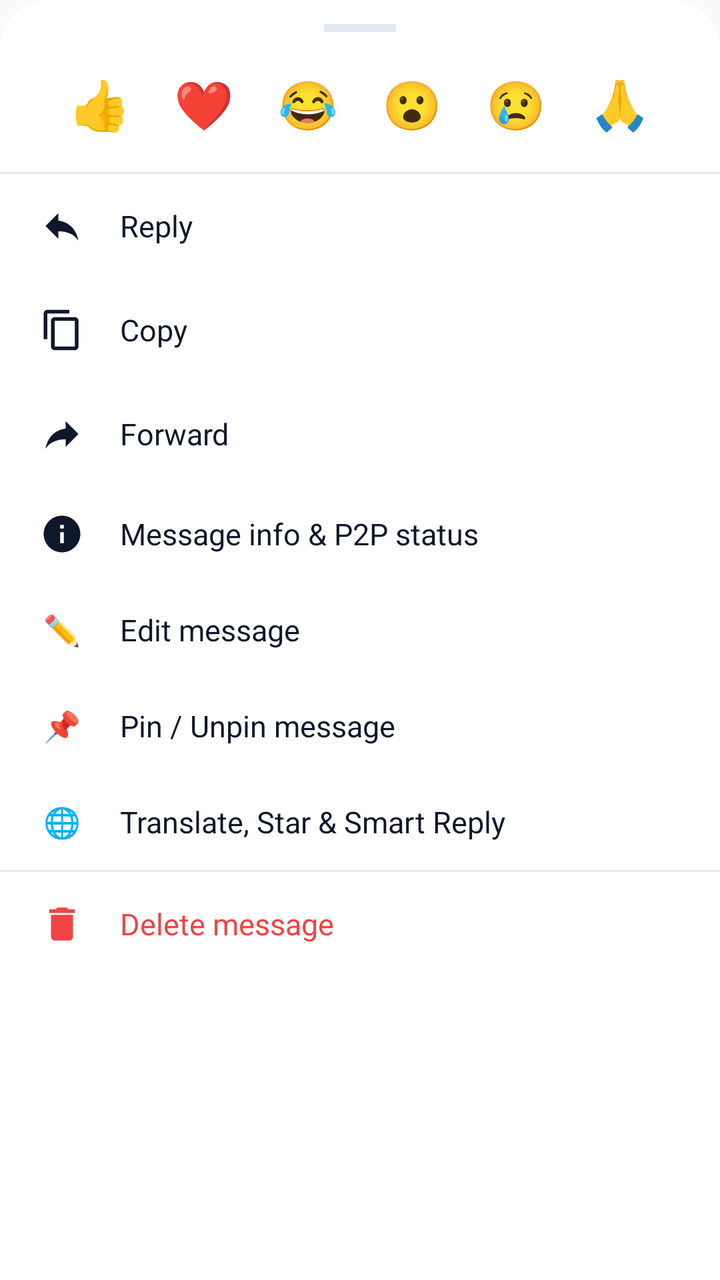
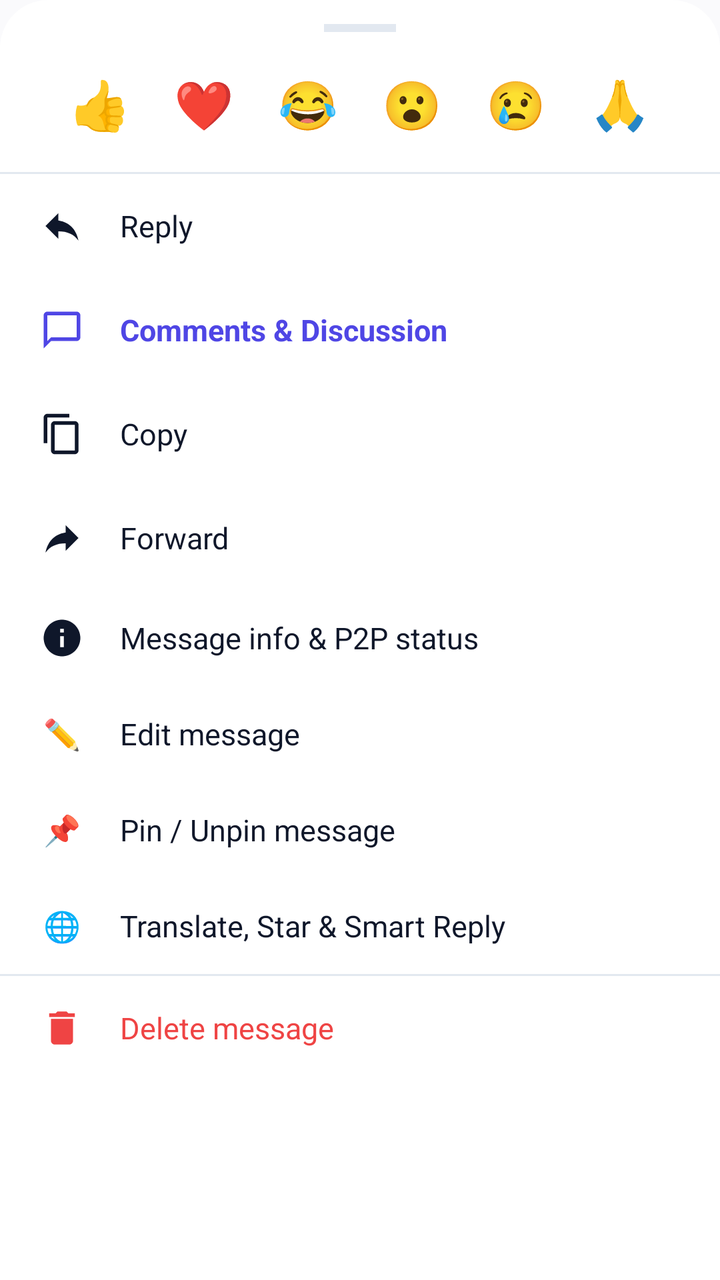

The first picture is an Android layout as it rendered before a commit; the second is the same layout after the commit. The layout source and the unified diff follow.
<!-- AndroidManifest.xml: application theme Theme.VEIL -->
<!-- res/layout/bottom_sheet_message_actions.xml -->
<?xml version="1.0" encoding="utf-8"?>
<LinearLayout xmlns:android="http://schemas.android.com/apk/res/android"
    xmlns:app="http://schemas.android.com/apk/res-auto"
    android:layout_width="match_parent"
    android:layout_height="wrap_content"
    android:orientation="vertical"
    android:background="@drawable/bottom_sheet_background"
    android:paddingTop="12dp"
    android:paddingBottom="24dp">

    
    <View
        android:layout_width="36dp"
        android:layout_height="4dp"
        android:background="@color/colorOutline"
        android:layout_gravity="center_horizontal"
        android:layout_marginBottom="14dp" />

    
    <LinearLayout
        android:id="@+id/reactionsStrip"
        android:layout_width="match_parent"
        android:layout_height="wrap_content"
        android:orientation="horizontal"
        android:gravity="center"
        android:paddingStart="16dp"
        android:paddingEnd="16dp"
        android:paddingBottom="12dp">

        <TextView
            android:id="@+id/reactionThumbsUp"
            android:layout_width="44dp"
            android:layout_height="44dp"
            android:gravity="center"
            android:text="👍"
            android:textSize="24sp"
            android:background="?attr/selectableItemBackgroundBorderless" />

        <TextView
            android:id="@+id/reactionHeart"
            android:layout_width="44dp"
            android:layout_height="44dp"
            android:gravity="center"
            android:text="❤️"
            android:textSize="24sp"
            android:layout_marginStart="8dp"
            android:background="?attr/selectableItemBackgroundBorderless" />

        <TextView
            android:id="@+id/reactionLaugh"
            android:layout_width="44dp"
            android:layout_height="44dp"
            android:gravity="center"
            android:text="😂"
            android:textSize="24sp"
            android:layout_marginStart="8dp"
            android:background="?attr/selectableItemBackgroundBorderless" />

        <TextView
            android:id="@+id/reactionWow"
            android:layout_width="44dp"
            android:layout_height="44dp"
            android:gravity="center"
            android:text="😮"
            android:textSize="24sp"
            android:layout_marginStart="8dp"
            android:background="?attr/selectableItemBackgroundBorderless" />

        <TextView
            android:id="@+id/reactionSad"
            android:layout_width="44dp"
            android:layout_height="44dp"
            android:gravity="center"
            android:text="😢"
            android:textSize="24sp"
            android:layout_marginStart="8dp"
            android:background="?attr/selectableItemBackgroundBorderless" />

        <TextView
            android:id="@+id/reactionPray"
            android:layout_width="44dp"
            android:layout_height="44dp"
            android:gravity="center"
            android:text="🙏"
            android:textSize="24sp"
            android:layout_marginStart="8dp"
            android:background="?attr/selectableItemBackgroundBorderless" />

    </LinearLayout>

    <View
        android:layout_width="match_parent"
        android:layout_height="1dp"
        android:background="@color/colorOutline" />

    
    <LinearLayout
        android:id="@+id/actionReply"
        android:layout_width="match_parent"
        android:layout_height="52dp"
        android:orientation="horizontal"
        android:gravity="center_vertical"
        android:paddingStart="20dp"
        android:paddingEnd="20dp"
        android:background="?attr/selectableItemBackground"
        android:clickable="true"
        android:focusable="true">

        <ImageView
            android:layout_width="22dp"
            android:layout_height="22dp"
            android:src="@drawable/ic_reply"
            app:tint="@color/textPrimary" />

        <TextView
            android:layout_width="wrap_content"
            android:layout_height="wrap_content"
            android:layout_marginStart="18dp"
            android:text="Reply"
            android:textColor="@color/textPrimary"
            android:textSize="15sp" />

    </LinearLayout>

    
    <LinearLayout
        android:id="@+id/actionCopy"
        android:layout_width="match_parent"
        android:layout_height="52dp"
        android:orientation="horizontal"
        android:gravity="center_vertical"
        android:paddingStart="20dp"
        android:paddingEnd="20dp"
        android:background="?attr/selectableItemBackground"
        android:clickable="true"
        android:focusable="true">

        <ImageView
            android:layout_width="22dp"
            android:layout_height="22dp"
            android:src="@drawable/ic_copy"
            app:tint="@color/textPrimary" />

        <TextView
            android:layout_width="wrap_content"
            android:layout_height="wrap_content"
            android:layout_marginStart="18dp"
            android:text="Copy"
            android:textColor="@color/textPrimary"
            android:textSize="15sp" />

    </LinearLayout>

    
    <LinearLayout
        android:id="@+id/actionForward"
        android:layout_width="match_parent"
        android:layout_height="52dp"
        android:orientation="horizontal"
        android:gravity="center_vertical"
        android:paddingStart="20dp"
        android:paddingEnd="20dp"
        android:background="?attr/selectableItemBackground"
        android:clickable="true"
        android:focusable="true">

        <ImageView
            android:layout_width="22dp"
            android:layout_height="22dp"
            android:src="@drawable/ic_forward"
            app:tint="@color/textPrimary" />

        <TextView
            android:layout_width="wrap_content"
            android:layout_height="wrap_content"
            android:layout_marginStart="18dp"
            android:text="Forward"
            android:textColor="@color/textPrimary"
            android:textSize="15sp" />

    </LinearLayout>

    
    <LinearLayout
        android:id="@+id/actionInfo"
        android:layout_width="match_parent"
        android:layout_height="48dp"
        android:orientation="horizontal"
        android:gravity="center_vertical"
        android:paddingStart="20dp"
        android:paddingEnd="20dp"
        android:background="?attr/selectableItemBackground"
        android:clickable="true"
        android:focusable="true">

        <ImageView
            android:layout_width="22dp"
            android:layout_height="22dp"
            android:src="@drawable/ic_info"
            app:tint="@color/textPrimary" />

        <TextView
            android:layout_width="wrap_content"
            android:layout_height="wrap_content"
            android:layout_marginStart="18dp"
            android:text="Message info &amp; P2P status"
            android:textColor="@color/textPrimary"
            android:textSize="15sp" />

    </LinearLayout>

    
    <LinearLayout
        android:id="@+id/actionEdit"
        android:layout_width="match_parent"
        android:layout_height="48dp"
        android:orientation="horizontal"
        android:gravity="center_vertical"
        android:paddingStart="20dp"
        android:paddingEnd="20dp"
        android:background="?attr/selectableItemBackground"
        android:clickable="true"
        android:focusable="true">

        <TextView
            android:layout_width="22dp"
            android:layout_height="22dp"
            android:gravity="center"
            android:text="✏️"
            android:textSize="15sp" />

        <TextView
            android:layout_width="wrap_content"
            android:layout_height="wrap_content"
            android:layout_marginStart="18dp"
            android:text="Edit message"
            android:textColor="@color/textPrimary"
            android:textSize="15sp" />

    </LinearLayout>

    
    <LinearLayout
        android:id="@+id/actionPin"
        android:layout_width="match_parent"
        android:layout_height="48dp"
        android:orientation="horizontal"
        android:gravity="center_vertical"
        android:paddingStart="20dp"
        android:paddingEnd="20dp"
        android:background="?attr/selectableItemBackground"
        android:clickable="true"
        android:focusable="true">

        <TextView
            android:layout_width="22dp"
            android:layout_height="22dp"
            android:gravity="center"
            android:text="📌"
            android:textSize="15sp" />

        <TextView
            android:layout_width="wrap_content"
            android:layout_height="wrap_content"
            android:layout_marginStart="18dp"
            android:text="Pin / Unpin message"
            android:textColor="@color/textPrimary"
            android:textSize="15sp" />

    </LinearLayout>

    
    <LinearLayout
        android:id="@+id/actionTranslate"
        android:layout_width="match_parent"
        android:layout_height="48dp"
        android:orientation="horizontal"
        android:gravity="center_vertical"
        android:paddingStart="20dp"
        android:paddingEnd="20dp"
        android:background="?attr/selectableItemBackground"
        android:clickable="true"
        android:focusable="true">

        <TextView
            android:layout_width="22dp"
            android:layout_height="22dp"
            android:gravity="center"
            android:text="🌐"
            android:textSize="15sp" />

        <TextView
            android:layout_width="wrap_content"
            android:layout_height="wrap_content"
            android:layout_marginStart="18dp"
            android:text="Translate, Star &amp; Smart Reply"
            android:textColor="@color/textPrimary"
            android:textSize="15sp" />

    </LinearLayout>

    <View
        android:layout_width="match_parent"
        android:layout_height="1dp"
        android:background="@color/colorOutline" />

    
    <LinearLayout
        android:id="@+id/actionDelete"
        android:layout_width="match_parent"
        android:layout_height="52dp"
        android:orientation="horizontal"
        android:gravity="center_vertical"
        android:paddingStart="20dp"
        android:paddingEnd="20dp"
        android:background="?attr/selectableItemBackground"
        android:clickable="true"
        android:focusable="true">

        <ImageView
            android:layout_width="22dp"
            android:layout_height="22dp"
            android:src="@drawable/ic_delete"
            app:tint="@color/colorError" />

        <TextView
            android:layout_width="wrap_content"
            android:layout_height="wrap_content"
            android:layout_marginStart="18dp"
            android:text="Delete message"
            android:textColor="@color/colorError"
            android:textSize="15sp" />

    </LinearLayout>

</LinearLayout>
<!-- resources referenced by this layout -->
<resources>
  <color name="colorError">#EF4444</color>
  <color name="colorOutline">#E2E8F0</color>
  <color name="textPrimary">#0F172A</color>
  <!-- drawable bottom_sheet_background (drawable) -->
  <?xml version="1.0" encoding="utf-8"?>
  <shape xmlns:android="http://schemas.android.com/apk/res/android">
      <solid android:color="@color/colorSurface" />
      <corners
          android:topLeftRadius="24dp"
          android:topRightRadius="24dp" />
  </shape>
  <!-- drawable ic_copy (drawable) -->
  <vector xmlns:android="http://schemas.android.com/apk/res/android"
      android:width="24dp"
      android:height="24dp"
      android:viewportWidth="24"
      android:viewportHeight="24">
    <path
        android:fillColor="@android:color/white"
        android:pathData="M16,1H4C2.9,1 2,1.9 2,3v14h2V3h12V1zm3,4H8C6.9,5 6,5.9 6,7v14c0,1.1 0.9,2 2,2h11c1.1,0 2,-0.9 2,-2V7c0,-1.1 -0.9,-2 -2,-2zm0,16H8V7h11v14z"/>
  </vector>
  <!-- drawable ic_delete (drawable) -->
  <vector xmlns:android="http://schemas.android.com/apk/res/android"
      android:width="24dp"
      android:height="24dp"
      android:viewportWidth="24"
      android:viewportHeight="24">
      <path
          android:fillColor="#FFFFFF"
          android:pathData="M6,19c0,1.1 0.9,2 2,2h8c1.1,0 2,-0.9 2,-2V7H6v12zM19,4h-3.5l-1,-1h-5l-1,1H5v2h14V4z"/>
  </vector>
  <!-- drawable ic_forward (drawable) -->
  <vector xmlns:android="http://schemas.android.com/apk/res/android"
      android:width="24dp"
      android:height="24dp"
      android:viewportWidth="24"
      android:viewportHeight="24">
    <path
        android:fillColor="@android:color/white"
        android:pathData="M14,9v-4l7,7 -7,7v-4.1c-5,0 -8.5,1.6 -11,5.1 1,-5 4,-10 11,-11z"/>
  </vector>
  <!-- drawable ic_info (drawable) -->
  <vector xmlns:android="http://schemas.android.com/apk/res/android"
      android:width="24dp"
      android:height="24dp"
      android:viewportWidth="24"
      android:viewportHeight="24">
      <path
          android:fillColor="@color/text_primary"
          android:pathData="M12,2C6.48,2 2,6.48 2,12s4.48,10 10,10 10,-4.48 10,-10S17.52,2 12,2zM13,17h-2v-6h2V17zM13,9h-2V7h2V9z"/>
  </vector>
  <!-- drawable ic_reply (drawable) -->
  <vector xmlns:android="http://schemas.android.com/apk/res/android"
      android:width="24dp"
      android:height="24dp"
      android:viewportWidth="24"
      android:viewportHeight="24">
    <path
        android:fillColor="@android:color/white"
        android:pathData="M10,9V5l-7,7 7,7v-4.1c5,0 8.5,1.6 11,5.1 -1,-5 -4,-10 -11,-11z"/>
  </vector>
  <style name="Theme.VEIL" parent="Base.Theme.VEIL" />
  <color name="colorSurface">#FFFFFF</color>
  <color name="text_primary">#0F172A</color>
  <color name="colorPrimary">#4F46E5</color>
  <color name="colorOnPrimary">#FFFFFF</color>
  <color name="colorPrimaryContainer">#EEF2FF</color>
  <color name="colorOnPrimaryContainer">#3730A3</color>
  <color name="colorSurfaceVariant">#F1F5F9</color>
  <color name="colorBackground">#FAFAFC</color>
  <style name="ModernBottomSheetDialogTheme" parent="Theme.Material3.DayNight.BottomSheetDialog">
          <item name="bottomSheetStyle">@style/ModernBottomSheetStyle</item>
          <item name="android:windowIsFloating">false</item>
          <item name="android:statusBarColor">@android:color/transparent</item>
          <item name="android:navigationBarColor">@android:color/transparent</item>
      </style>
  <style name="ModernBottomSheetStyle" parent="Widget.Material3.BottomSheet">
          <item name="android:background">@android:color/transparent</item>
      </style>
  <!-- unchanged entries left out for length: 1 -->
</resources>

<!-- the commit's change to res/layout/bottom_sheet_message_actions.xml (unified diff, before → after) -->
@@ -124,6 +124,36 @@
 
     
     <LinearLayout
+        android:id="@+id/actionComments"
+        android:layout_width="match_parent"
+        android:layout_height="52dp"
+        android:orientation="horizontal"
+        android:gravity="center_vertical"
+        android:paddingStart="20dp"
+        android:paddingEnd="20dp"
+        android:background="?attr/selectableItemBackground"
+        android:clickable="true"
+        android:focusable="true">
+
+        <ImageView
+            android:layout_width="22dp"
+            android:layout_height="22dp"
+            android:src="@drawable/ic_chat"
+            app:tint="@color/colorPrimary" />
+
+        <TextView
+            android:layout_width="wrap_content"
+            android:layout_height="wrap_content"
+            android:layout_marginStart="18dp"
+            android:text="Comments &amp; Discussion"
+            android:textColor="@color/colorPrimary"
+            android:textSize="15sp"
+            android:textStyle="bold" />
+
+    </LinearLayout>
+
+    
+    <LinearLayout
         android:id="@+id/actionCopy"
         android:layout_width="match_parent"
         android:layout_height="52dp"
<!-- resource entries referenced after the edit -->
@@ -11,6 +11,16 @@
           android:topLeftRadius="24dp"
           android:topRightRadius="24dp" />
   </shape>
+  <!-- drawable ic_chat (drawable) -->
+  <vector xmlns:android="http://schemas.android.com/apk/res/android"
+      android:width="24dp"
+      android:height="24dp"
+      android:viewportWidth="24"
+      android:viewportHeight="24">
+    <path
+        android:fillColor="#FF000000"
+        android:pathData="M20,2L4,2c-1.1,0 -2,0.9 -2,2v18l4,-4h14c1.1,0 2,-0.9 2,-2L22,4c0,-1.1 -0.9,-2 -2,-2zM20,16L6,16l-2,2L4,4h16v12z"/>
+  </vector>
   <!-- drawable ic_copy (drawable) -->
   <vector xmlns:android="http://schemas.android.com/apk/res/android"
       android:width="24dp"
